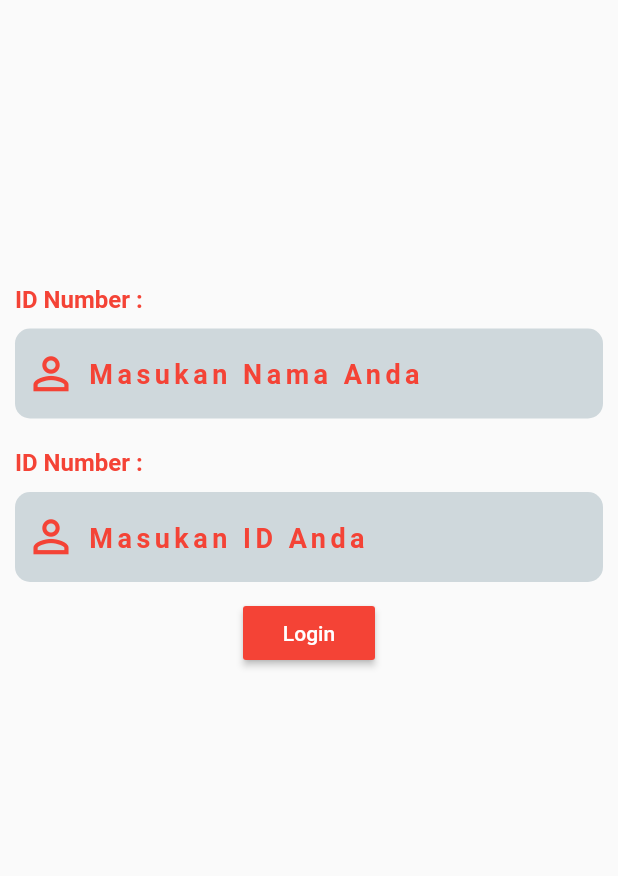
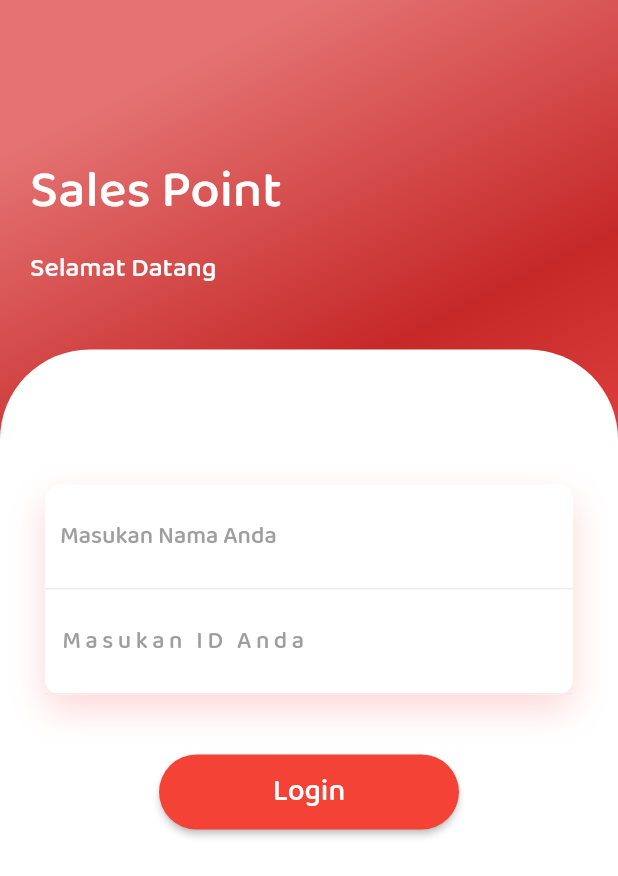
Before and after one commit to RyanRyan99/bintang_motor2, a Flutter app: the screen it shows after launch, on a phone screen of 412 x 824 dp. Shown: the top 876 px of the screen. Run offline on Flutter 3.47's test engine with Material 2 defaults, Android fonts, the phone set to English and light mode, and no system bars; our stand-ins replace connectivity, fl_chart, font_awesome_flutter, pie_chart, share, shared_preferences and 1 more; missing offline and left inert: flutter_open_whatsapp, flutter_pdfview, flutter_screen_scaler.

Commit message:
replace login page

```diff
--- a/lib/login.dart
+++ b/lib/login.dart
@@ -1,23 +1,22 @@
 import 'dart:convert';
-
-import 'package:bintang_motor/mainpage.dart';
-import 'package:bintang_motor/navigator_menu.dart';
+import 'package:connectivity/connectivity.dart';
 import 'package:flutter/material.dart';
 import 'package:flutter/services.dart';
 import 'package:http/http.dart' as http;
 import 'package:shared_preferences/shared_preferences.dart';
+import 'package:simple_animations/simple_animations.dart';
 
-class LoginScreen extends StatefulWidget {
+import 'navigator_menu.dart';
+
+class LoginPage extends StatefulWidget {
   @override
-  _LoginScreenState createState() => _LoginScreenState();
+  _LoginPageState createState() => _LoginPageState();
 }
-
 enum LoginStatus {notSignIn, signIn}
-class _LoginScreenState extends State<LoginScreen> {
+class _LoginPageState extends State<LoginPage> {
   LoginStatus _loginStatus = LoginStatus.notSignIn;
   String badgenumber, name;
   final _key = new GlobalKey<FormState>();
-  bool _scureText = true;
   check(){
     final form = _key.currentState;
     if(form.validate()){
@@ -25,7 +24,6 @@ class _LoginScreenState extends State<LoginScreen> {
       login();
     }
   }
-
   login() async {
     final response = await http.post("https://bintang-niagajaya.000webhostapp.com/api_login.php",
         body: {"badgenumber": badgenumber, "name": name});
@@ -47,9 +45,10 @@ class _LoginScreenState extends State<LoginScreen> {
       showDialog(
           context: context,
           child: AlertDialog(
-          backgroundColor: Colors.white70,
-          title: Text("Invalid", style: TextStyle(color: Colors.red)),
-          content: Text("Badgenumber Tidak Ditemukan", style: TextStyle(color: Colors.red)),
+            shape: RoundedRectangleBorder(borderRadius: BorderRadius.circular(20)),
+            backgroundColor: Colors.white,
+            title: Center(child: Text("Invalid", style: TextStyle(color: Colors.red, fontFamily: "Baloo2"))),
+            content: Text("Username / Badgenumber Tidak Ditemukan, Coba Lagi !!!", style: TextStyle(color: Colors.red, fontFamily: "Baloo2")),
           )
       );
     }
@@ -73,7 +72,6 @@ class _LoginScreenState extends State<LoginScreen> {
       _loginStatus = value == 1 ? LoginStatus.signIn : LoginStatus.notSignIn;
     });
   }
-
   signOut() async {
     SharedPreferences preferences = await SharedPreferences.getInstance();
     setState(() {
@@ -85,158 +83,162 @@ class _LoginScreenState extends State<LoginScreen> {
 
   @override
   void initState() {
+
     getPref();
-    signOut();
     super.initState();
   }
-
   @override
   Widget build(BuildContext context) {
-    switch (_loginStatus){
+    switch (_loginStatus) {
       case LoginStatus.notSignIn:
         return Scaffold(
-      body: SingleChildScrollView(
-        child: Form(
+          body: Form(
             key: _key,
+            child: Container(
+              width: double.infinity,
+              decoration: BoxDecoration(
+                  gradient: LinearGradient(
+                      begin: Alignment.topCenter,
+                      colors: [
+                        Colors.red[300],
+                        Colors.red[800],
+                        Colors.red[400]
+                      ]
+                  )
+              ),
+              child: Column(
+                crossAxisAlignment: CrossAxisAlignment.start,
+                children: <Widget>[
+                  SizedBox(height: 80.0),
+                  Padding(
+                    padding: const EdgeInsets.all(20.0),
+                    child: Column(
+                      crossAxisAlignment: CrossAxisAlignment.start,
+                      children: <Widget>[
+                        AnimationScreen(1, Text(
+                          "Sales Point", style: TextStyle(color: Colors
+                            .white, fontSize: 35.0, fontFamily: "Baloo2"),)),
+                        SizedBox(height: 10.0),
+                        AnimationScreen(1.3, Text(
+                          "Selamat Datang", style: TextStyle(color: Colors
+                            .white, fontSize: 18.0, fontFamily: "Baloo2"),))
+                      ],
+                    ),
+                  ),
+                  SizedBox(height: 20.0),
+                  Expanded(
+                    child: Container(
+                      decoration: BoxDecoration(
+                        color: Colors.white,
+                        borderRadius: BorderRadius.only(
+                            topLeft: Radius.circular(60),
+                            topRight: Radius.circular(60)),
+                      ),
+                      child: SingleChildScrollView(
                         child: Padding(
-            padding: const EdgeInsets.only(top: 180),
+                          padding: const EdgeInsets.all(30),
+                          child: Column(
+                            children: <Widget>[
+                              SizedBox(height: 60.0),
+                              AnimationScreen(1.4, Container(
+                                decoration: BoxDecoration(
+                                    color: Colors.white,
+                                    borderRadius: BorderRadius.circular(10.0),
+                                    boxShadow: [BoxShadow(
+                                        color: Color.fromRGBO(
+                                            255, 125, 125, .3),
+                                        blurRadius: 20,
+                                        offset: Offset(0, 10)
+                                    )
+                                    ]
+                                ),
                                 child: Column(
                                   children: <Widget>[
                                     Container(
-                  margin: EdgeInsets.all(10.0),
-                  child: Column(
-                    crossAxisAlignment: CrossAxisAlignment.start,
-                    children: <Widget>[
-                      Text(
-                        'ID Number :',
-                        style: TextStyle(
-                          color: Colors.red,
-                          fontSize: 16,
-                          fontWeight: FontWeight.bold,
-                          fontFamily: 'Baloo2',
+                                      padding: EdgeInsets.all(10),
+                                      decoration: BoxDecoration(
+                                          border: Border(bottom: BorderSide(
+                                              color: Colors.grey[200]))
                                       ),
-                      ),
-                      SizedBox(height: 10.0),
-                      Container(
-                        alignment: Alignment.centerLeft,
-                        decoration: BoxDecoration(
-                          color: Color(0xFFCFD8DC),
-                          borderRadius: BorderRadius.circular(10.0),
-                        ),
-                        height: 60.0,
                                       child: TextFormField(
+                                        style: TextStyle(fontFamily: "Baloo2"),
                                         cursorColor: Colors.red,
-                          style: TextStyle(
-                              letterSpacing: 3,
-                              color: Colors.red,
-                              fontFamily: 'Baloo2',
-                              fontWeight: FontWeight.bold
-                          ),
                                         decoration: InputDecoration(
-                            border: InputBorder.none,
-                            contentPadding: EdgeInsets.only(top: 14.0),
-                            prefixIcon: Icon(
-                              Icons.perm_identity,
-                              color: Colors.red,
-                              size: 35,
-                            ),
-                            hintText: 'Masukan Nama Anda',
+                                            hintText: "Masukan Nama Anda",
                                             hintStyle: TextStyle(
-                              fontSize: 18,
-                              letterSpacing: 3,
-                              color: Colors.red,
-                              fontFamily: 'Baloo2',
-                            ),
+                                                color: Colors.grey,
+                                                fontFamily: "Baloo2"),
+                                            border: InputBorder.none
                                         ),
                                         // ignore: missing_return
                                         validator: (e) {
                                           if (e.isEmpty) {
-                              return "ID Kosong";
+                                            return "Nama Tidak Boleh Kosong";
                                           }
                                         },
                                         onSaved: (e) => name = e,
                                       ),
                                     ),
-                    ],
+                                    Container(
+                                      padding: EdgeInsets.all(10),
+                                      decoration: BoxDecoration(
+                                          border: Border(bottom: BorderSide(
+                                              color: Colors.grey[200]))
                                       ),
-                ),
-
-                Container(
-                  margin: EdgeInsets.all(10.0),
-                  child: Column(
-                    crossAxisAlignment: CrossAxisAlignment.start,
-                    children: <Widget>[
-                      Text(
-                        'ID Number :',
-                        style: TextStyle(
-                          color: Colors.red,
-                          fontSize: 16,
-                          fontWeight: FontWeight.bold,
-                          fontFamily: 'Baloo2',
-                        ),
-                      ),
-                      SizedBox(height: 10.0),
-                      Container(
-                        alignment: Alignment.centerLeft,
-                        decoration: BoxDecoration(
-                          color: Color(0xFFCFD8DC),
-                          borderRadius: BorderRadius.circular(10.0),
-                        ),
-                        height: 60.0,
                                       child: TextFormField(
-                          cursorColor: Colors.red,
+                                        style: TextStyle(fontFamily: "Baloo2",
+                                            letterSpacing: 3),
                                         keyboardType: TextInputType.number,
                                         inputFormatters: <TextInputFormatter>[
-                            WhitelistingTextInputFormatter.digitsOnly,
+                                          WhitelistingTextInputFormatter
+                                              .digitsOnly,
                                           LengthLimitingTextInputFormatter(4),
                                         ],
-                          style: TextStyle(
-                              letterSpacing: 3,
-                              color: Colors.red,
-                              fontFamily: 'Baloo2',
-                              fontWeight: FontWeight.bold
-                          ),
+                                        cursorColor: Colors.red,
                                         decoration: InputDecoration(
+                                          hintText: "Masukan ID Anda",
+                                          hintStyle: TextStyle(
+                                              color: Colors.grey,
+                                              fontFamily: "Baloo2"),
                                           border: InputBorder.none,
-                            contentPadding: EdgeInsets.only(top: 14.0),
-                            prefixIcon: Icon(
-                              Icons.perm_identity,
-                              color: Colors.red,
-                              size: 35,
-                            ),
-                            hintText: 'Masukan ID Anda',
-                            hintStyle: TextStyle(
-                              fontSize: 18,
-                              letterSpacing: 3,
-                              color: Colors.red,
-                              fontFamily: 'Baloo2',
-                            ),
                                         ),
                                         // ignore: missing_return
                                         validator: (e) {
                                           if (e.isEmpty) {
-                              return "ID Kosong";
+                                            return "ID Tidak Boleh Kosong";
                                           }
                                         },
                                         onSaved: (e) => badgenumber = e,
                                       ),
+                                    )
+                                  ],
                                 ),
+                              )),
+                              SizedBox(height: 40.0),
+                              AnimationScreen(1.6, Container(
+                                height: 50,
+                                width: 200,
+                                child: RaisedButton(
+                                  child: Text("Login", style: TextStyle(
+                                      color: Colors.white,
+                                      fontSize: 20,
+                                      fontFamily: "Baloo2"),),
+                                  color: Colors.red,
+                                  splashColor: Colors.white,
+                                  shape: RoundedRectangleBorder(
+                                      borderRadius: BorderRadius.circular(30)),
+                                  onPressed: () {
+                                    check();
+                                  },
+                                ),
+                              ))
                             ],
                           ),
                         ),
-
-
-
-                RaisedButton(
-                  color: Colors.red,
-                  splashColor: Colors.white,
-                  child: Text("Login", style: TextStyle(color: Colors.white)),
-                  onPressed: (){
-                    check();
-                  },
+                      ),
+                    ),
                   )
                 ],
-            ),
               ),
             ),
           ),
@@ -248,3 +250,29 @@ class _LoginScreenState extends State<LoginScreen> {
     }
   }
 }
+
+class AnimationScreen extends StatelessWidget {
+  final double delay;
+  final Widget child;
+  AnimationScreen(this.delay, this.child);
+  @override
+  Widget build(BuildContext context) {
+    final tween = MultiTrackTween([
+      Track("opacity").add(Duration(milliseconds: 500), Tween(begin: 0.0, end: 1.0)),
+      Track("translateY").add(Duration(milliseconds: 500), Tween(begin: -30.0, end: 0.0), curve: Curves.easeOut)
+    ]);
+    return ControlledAnimation(
+      delay: Duration(milliseconds: (500 * delay).round()),
+      duration: tween.duration,
+      tween: tween,
+      child: child,
+      builderWithChild: (context, child, animation) => Opacity(
+        opacity: animation["opacity"],
+        child: Transform.translate(
+          offset: Offset(0, animation["translateY"]),
+          child: child,
+        ),
+      ),
+    );
+  }
+}
--- a/lib/main.dart
+++ b/lib/main.dart
@@ -13,7 +13,7 @@ class MyApp extends StatelessWidget {
       theme: ThemeData(
         primarySwatch: Colors.blue,
       ),
-      home: LoginScreen(),
+      home: LoginPage(),
     );
   }
 }
--- a/lib/navigator_menu.dart
+++ b/lib/navigator_menu.dart
@@ -99,7 +99,7 @@ class _NavigatorPageState extends State<NavigatorPage> {
                           borderRadius: BorderRadius.circular(20.0),
                         ),
                       ),
-                      title: Text("Home")
+                      title: Text("Home", style: TextStyle(fontFamily: "Baloo2"),)
                     ),
                     BottomNavigationBarItem(
                         icon: Container(
@@ -110,7 +110,7 @@ class _NavigatorPageState extends State<NavigatorPage> {
                             borderRadius: BorderRadius.circular(20.0),
                           ),
                         ),
-                        title: Text("Notifikasi")
+                        title: Text("Notifikasi", style: TextStyle(fontFamily: "Baloo2"),)
                     ),
                     BottomNavigationBarItem(
                         icon: Container(
@@ -121,7 +121,7 @@ class _NavigatorPageState extends State<NavigatorPage> {
                             borderRadius: BorderRadius.circular(20.0),
                           ),
                         ),
-                        title: Text("Profile")
+                        title: Text("Profile", style: TextStyle(fontFamily: "Baloo2"),)
                     ),
                   ],
                 ),
```
Also changed, not shown: lib/customer/customer.dart (+21 -19 lines), lib/mainpage.dart (+17 -12 lines), lib/notification.dart (+11 -10 lines), lib/profile.dart (+19 -18 lines), pubspec.yaml (+7 -4 lines), assets/Baloo2-Medium.ttf (added), pubspec.lock. Lines whose indentation alone changed are shown as unchanged.
